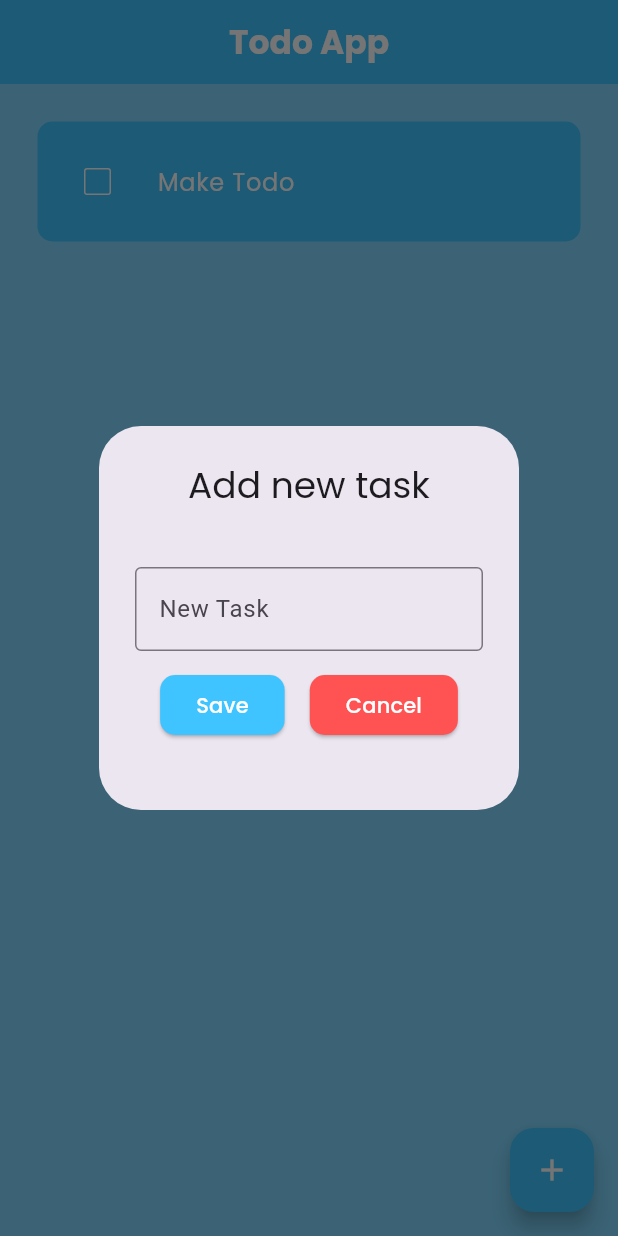
After one commit to HalimTeguh/todo_app, a Flutter app: the screen it shows after launch, after a tap on the "add" icon, on a phone screen of 412 x 824 dp. The commit adds this screen. Run offline on Flutter 3.47's test engine with Material 3 defaults, Android fonts, the phone set to English and light mode, and no system bars; our stand-ins replace google_fonts.

Commit message:
feat: :sparkles: Add Alert Dialog for user can add new task

```diff
--- /dev/null
+++ b/lib/components/dialog_box.dart
@@ -0,0 +1,89 @@
+import 'package:flutter/material.dart';
+import 'package:google_fonts/google_fonts.dart';
+
+class DialogBox extends StatelessWidget {
+  const DialogBox({super.key, required this.taskController, required this.onSave, required this.onCancel});
+
+  final TextEditingController taskController;
+  final VoidCallback onSave;
+  final VoidCallback onCancel;
+
+  @override
+  Widget build(BuildContext context) {
+    return AlertDialog(
+      title: Center(
+        child: Text(
+          'Add new task',
+          style: GoogleFonts.poppins(),
+        ),
+      ),
+      content: Container(
+        height: 160,
+        decoration: BoxDecoration(borderRadius: BorderRadius.circular(10)),
+        child: Column(
+          mainAxisAlignment: MainAxisAlignment.center,
+          children: [
+            // Input new Task with TextField
+            TextField(
+              controller: taskController,
+              decoration: InputDecoration(
+                  focusedBorder: OutlineInputBorder(
+                      borderSide:
+                          BorderSide(color: Colors.lightBlueAccent, width: 2)),
+                  border: OutlineInputBorder(),
+                  hintText: 'New Task'),
+            ),
+
+            SizedBox(
+              height: 12,
+            ),
+            // Button Save and Cancel
+            Row(
+              mainAxisAlignment: MainAxisAlignment.spaceEvenly,
+              children: [
+                ElevatedButton(
+                  style: ButtonStyle(
+                      backgroundColor:
+                          MaterialStatePropertyAll(Colors.lightBlueAccent),
+                      shape: MaterialStateProperty.all(RoundedRectangleBorder(
+                          borderRadius: BorderRadius.circular(10)))),
+                  onPressed: onSave,
+                  child: Container(
+                    decoration: BoxDecoration(
+                      borderRadius: BorderRadius.circular(5),
+                      // color: Colors.redAccent
+                    ),
+                    child: Text(
+                      'Save',
+                      style: GoogleFonts.poppins(
+                          fontSize: 14, color: Colors.white),
+                    ),
+                  ),
+                ),
+                ElevatedButton(
+                  style: ButtonStyle(
+                      backgroundColor:
+                          MaterialStatePropertyAll(Colors.redAccent),
+                      shape: MaterialStateProperty.all(RoundedRectangleBorder(
+                          borderRadius: BorderRadius.circular(10)))),
+                  onPressed: onCancel,
+                  child: Container(
+                    decoration: BoxDecoration(
+                      borderRadius: BorderRadius.circular(5),
+                      // color: Colors.redAccent
+                    ),
+                    child: Text(
+                      'Cancel',
+                      style: GoogleFonts.poppins(
+                          fontSize: 14, color: Colors.white),
+                    ),
+                  ),
+                ),
+              ],
+            )
+          ],
+        ),
+      ),
+    );
+  }
+}
--- a/lib/components/todo_tile.dart
+++ b/lib/components/todo_tile.dart
@@ -2,9 +2,11 @@ import 'package:flutter/material.dart';
 import 'package:google_fonts/google_fonts.dart';
 
 class TodoTile extends StatelessWidget {
-  const TodoTile({
-    super.key, required this.title, required this.isChecked, required this.onchange
-  });
+  const TodoTile(
+      {super.key,
+      required this.title,
+      required this.isChecked,
+      required this.onchange});
 
   final String title;
   final bool isChecked;
@@ -20,14 +22,20 @@ class TodoTile extends StatelessWidget {
             color: Colors.lightBlueAccent,
             borderRadius: BorderRadius.circular(10)),
         child: ListTile(
-          leading:
-              Checkbox(value: isChecked, onChanged: onchange),
+          leading: Checkbox(
+            activeColor: Colors.white,
+            checkColor: Colors.lightBlueAccent,
+            side: const BorderSide(color: Colors.white),
+            value: isChecked,
+            onChanged: onchange,
+          ),
           title: Row(
             children: [
               Text(
                 title,
                 style: GoogleFonts.poppins(
                   color: Colors.white,
+                  decoration: (isChecked == true) ? TextDecoration.lineThrough : TextDecoration.none
                 ),
               ),
             ],
--- a/lib/pages/home_page.dart
+++ b/lib/pages/home_page.dart
@@ -1,5 +1,6 @@
 import 'package:flutter/material.dart';
 import 'package:google_fonts/google_fonts.dart';
+import 'package:todo_app/components/dialog_box.dart';
 
 import '../components/todo_tile.dart';
 
@@ -11,17 +12,48 @@ class HomePage extends StatefulWidget {
 }
 
 class _HomePageState extends State<HomePage> {
+  // Text Controller
+  final taskController = TextEditingController();
 
+  //initialization data
   List todoList = [
     ['Make Todo', false],
-    ['Read Filosofi Teras', false],
-    ['Eat', false],
   ];
 
-  void changeChekbox(bool value, int index){
+  // Checkbox was clicked
+  void changeChekbox(bool value, int index) {
     setState(() {
       todoList[index][1] = !value;
     });
+  }
+
+  // Save new Task
+  void saveNewTask(String value){
+    setState(() {
+      todoList.add([value, false]);
+      taskController.clear();
+    });
+    Navigator.of(context).pop();
+  }
+
+  void cancelAddNewTask(){
+    setState(() {
+      taskController.clear();
+    });
+    Navigator.of(context).pop();
+  }
+
+  // create new Task
+  void createNewTask() {
+    showDialog(
+        context: context,
+        builder: (context) {
+          return DialogBox(
+            taskController: taskController,
+            onSave: () => saveNewTask(taskController.text),
+            onCancel: () => cancelAddNewTask(),
+          );
+        });
   }
 
   @override
@@ -37,10 +69,21 @@ class _HomePageState extends State<HomePage> {
               fontWeight: FontWeight.bold, color: Colors.white),
         ),
       ),
+      floatingActionButton: FloatingActionButton(
+        onPressed: createNewTask,
+        child: Icon(
+          Icons.add,
+          color: Colors.white,
+        ),
+        backgroundColor: Colors.lightBlueAccent,
+      ),
       body: ListView.builder(
         itemCount: todoList.length,
         itemBuilder: (context, index) {
-          return TodoTile(title: todoList[index][0], isChecked: todoList[index][1], onchange: (value) => changeChekbox(todoList[index][1], index));
+          return TodoTile(
+              title: todoList[index][0],
+              isChecked: todoList[index][1],
+              onchange: (value) => changeChekbox(todoList[index][1], index));
         },
       ),
     );
```
